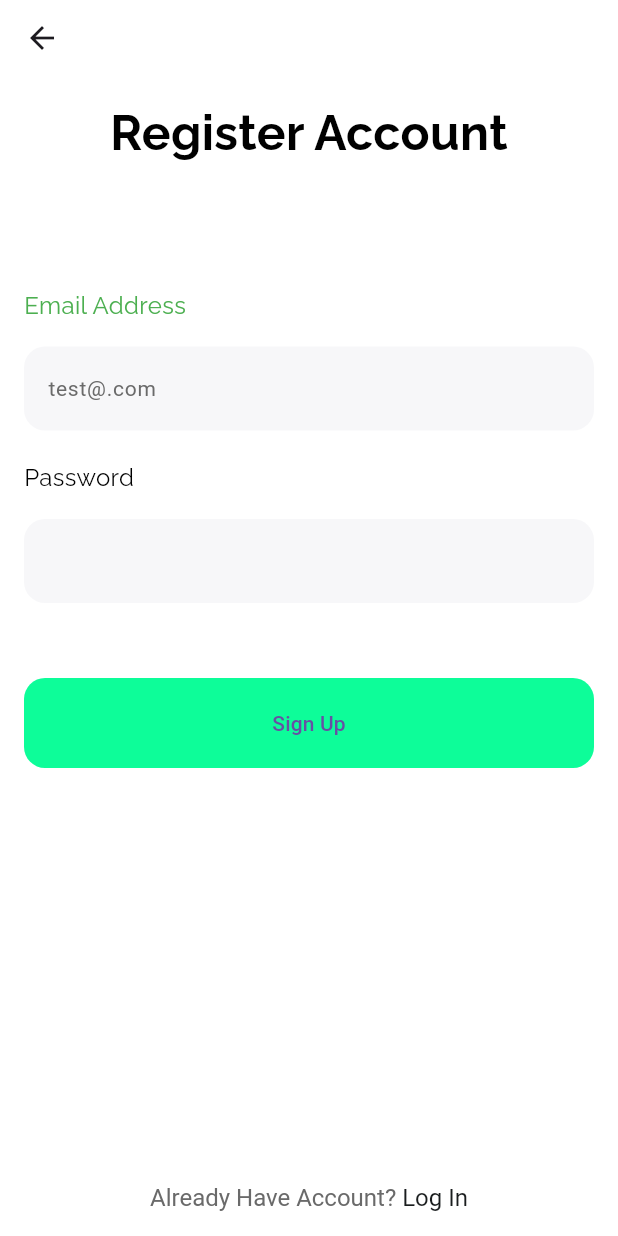
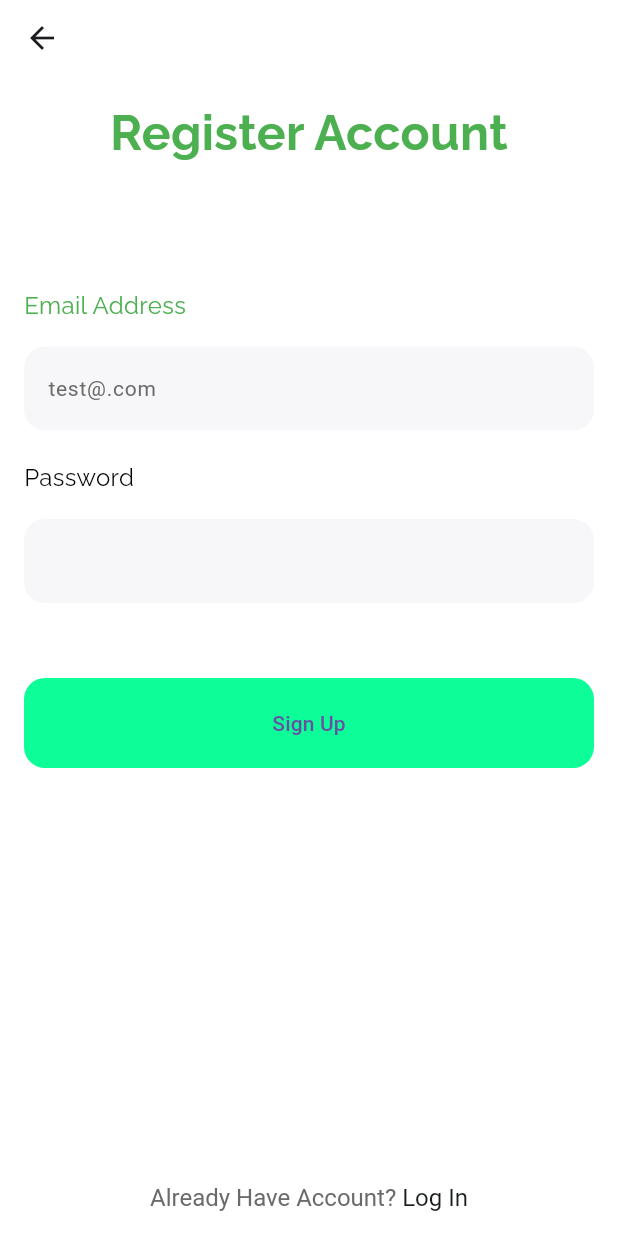
Before and after one commit to AugustanaCSC490Spring2026/FirebaseAuthentication-Flutter, a Flutter app: the Signup screen opened directly, on a phone screen of 412 x 824 dp. Run offline on Flutter 3.47's test engine with Material 3 defaults, Android fonts, the light colour scheme and no system bars; our stand-ins replace firebase_auth, firebase_core, fluttertoast, google_fonts; accounts and stored records are empty; statements that could not run were skipped.

Commit message:
updated main.dart & auth_service.dart

```diff
--- a/authenticatorapp/lib/signup.dart
+++ b/authenticatorapp/lib/signup.dart
@@ -33,7 +33,7 @@ class Signup extends StatelessWidget {
                   'Register Account',
                   style: GoogleFonts.raleway(
                     textStyle: const TextStyle(
-                      color: Colors.black,
+                      color: Colors.green,
                       fontWeight: FontWeight.bold,
                       fontSize: 32
                     )
```
Also changed, not shown: authenticatorapp/lib/auth_service.dart (+11 -16 lines), authenticatorapp/lib/main.dart (+3 -6 lines).
